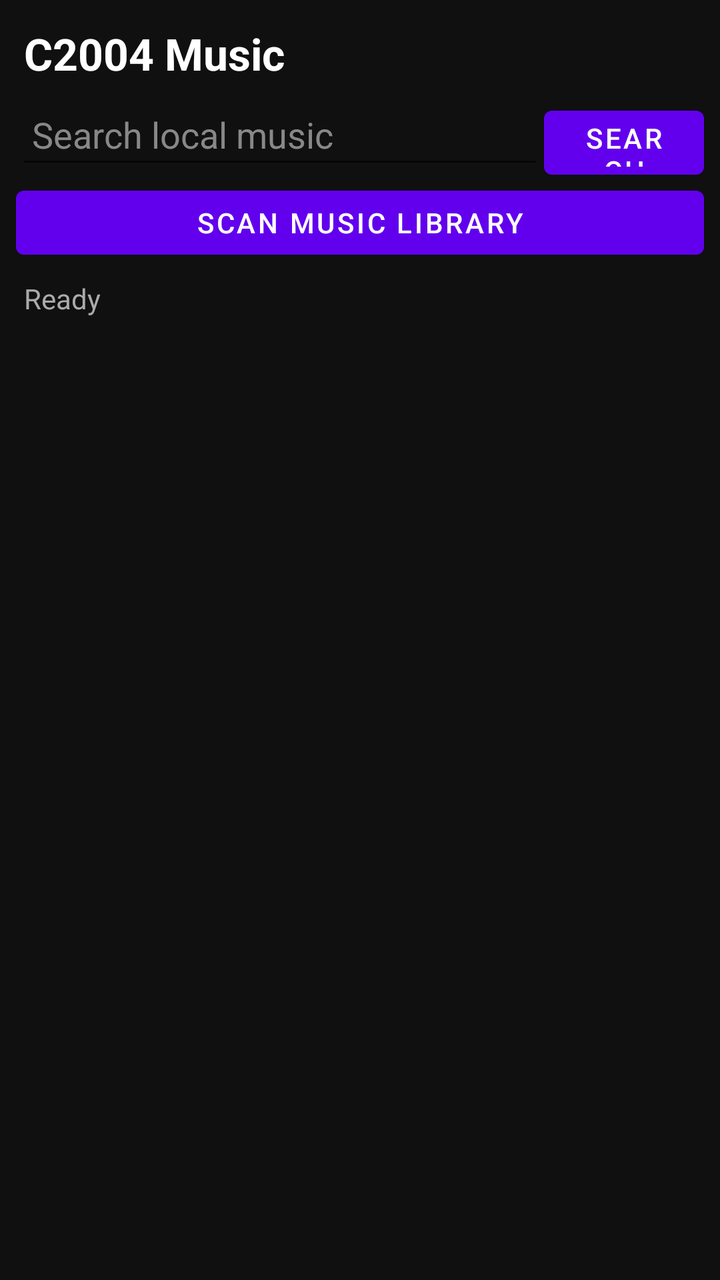
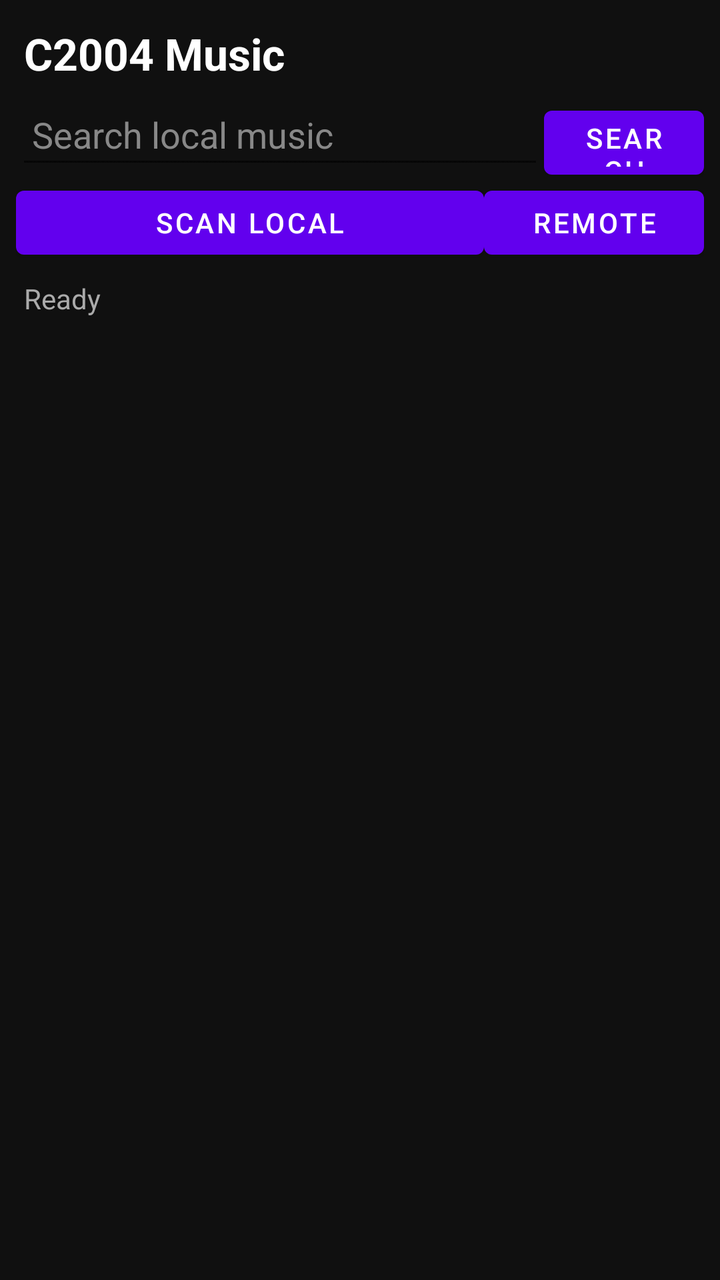

Compare the two renders of this Android layout. The source of the first and the diff that turns it into the second are given below.
<!-- AndroidManifest.xml: fallback theme Theme.MaterialComponents.DayNight.NoActionBar -->
<!-- res/layout/activity_main.xml -->
<?xml version="1.0" encoding="utf-8"?>
<LinearLayout xmlns:android="http://schemas.android.com/apk/res/android" android:layout_width="match_parent" android:layout_height="match_parent" android:orientation="vertical" android:padding="8dp" android:background="#101010">
    <TextView android:layout_width="match_parent" android:layout_height="wrap_content" android:text="C2004 Music" android:textColor="#ffffff" android:textSize="22sp" android:textStyle="bold" android:padding="4dp"/>
    <LinearLayout android:layout_width="match_parent" android:layout_height="wrap_content" android:orientation="horizontal">
        <EditText android:id="@+id/search_box" android:layout_width="0dp" android:layout_height="44dp" android:layout_weight="1" android:hint="Search local music" android:textColor="#ffffff" android:textColorHint="#888888" android:singleLine="true" android:padding="8dp"/>
        <Button android:id="@+id/search_button" android:layout_width="80dp" android:layout_height="44dp" android:text="Search"/>
    </LinearLayout>
    <Button android:id="@+id/scan_button" android:layout_width="match_parent" android:layout_height="44dp" android:text="Scan Music Library"/>
    <TextView android:id="@+id/status_text" android:layout_width="match_parent" android:layout_height="32dp" android:text="Ready" android:textColor="#aaaaaa" android:gravity="center_vertical" android:paddingLeft="4dp"/>
    <android.support.v7.widget.RecyclerView android:id="@+id/track_list" android:layout_width="match_parent" android:layout_height="0dp" android:layout_weight="1" android:clipToPadding="false"/>
</LinearLayout>
<!-- resources referenced by this layout -->
<resources>

</resources>

<!-- the commit's change to res/layout/activity_main.xml (unified diff, before → after) -->
@@ -1,11 +1,8 @@
 <?xml version="1.0" encoding="utf-8"?>
 <LinearLayout xmlns:android="http://schemas.android.com/apk/res/android" android:layout_width="match_parent" android:layout_height="match_parent" android:orientation="vertical" android:padding="8dp" android:background="#101010">
     <TextView android:layout_width="match_parent" android:layout_height="wrap_content" android:text="C2004 Music" android:textColor="#ffffff" android:textSize="22sp" android:textStyle="bold" android:padding="4dp"/>
-    <LinearLayout android:layout_width="match_parent" android:layout_height="wrap_content" android:orientation="horizontal">
-        <EditText android:id="@+id/search_box" android:layout_width="0dp" android:layout_height="44dp" android:layout_weight="1" android:hint="Search local music" android:textColor="#ffffff" android:textColorHint="#888888" android:singleLine="true" android:padding="8dp"/>
-        <Button android:id="@+id/search_button" android:layout_width="80dp" android:layout_height="44dp" android:text="Search"/>
-    </LinearLayout>
-    <Button android:id="@+id/scan_button" android:layout_width="match_parent" android:layout_height="44dp" android:text="Scan Music Library"/>
+    <LinearLayout android:layout_width="match_parent" android:layout_height="wrap_content" android:orientation="horizontal"><EditText android:id="@+id/search_box" android:layout_width="0dp" android:layout_height="44dp" android:layout_weight="1" android:hint="Search local music" android:textColor="#ffffff" android:textColorHint="#888888" android:singleLine="true" android:padding="8dp"/><Button android:id="@+id/search_button" android:layout_width="80dp" android:layout_height="44dp" android:text="Search"/></LinearLayout>
+    <LinearLayout android:layout_width="match_parent" android:layout_height="44dp" android:orientation="horizontal"><Button android:id="@+id/scan_button" android:layout_width="0dp" android:layout_height="44dp" android:layout_weight="1" android:text="Scan Local"/><Button android:id="@+id/remote_button" android:layout_width="110dp" android:layout_height="44dp" android:text="Remote"/></LinearLayout>
     <TextView android:id="@+id/status_text" android:layout_width="match_parent" android:layout_height="32dp" android:text="Ready" android:textColor="#aaaaaa" android:gravity="center_vertical" android:paddingLeft="4dp"/>
     <android.support.v7.widget.RecyclerView android:id="@+id/track_list" android:layout_width="match_parent" android:layout_height="0dp" android:layout_weight="1" android:clipToPadding="false"/>
 </LinearLayout>
